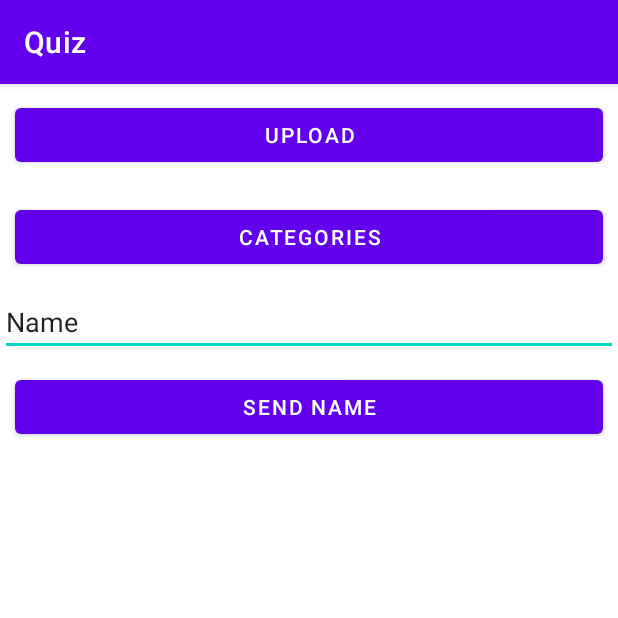
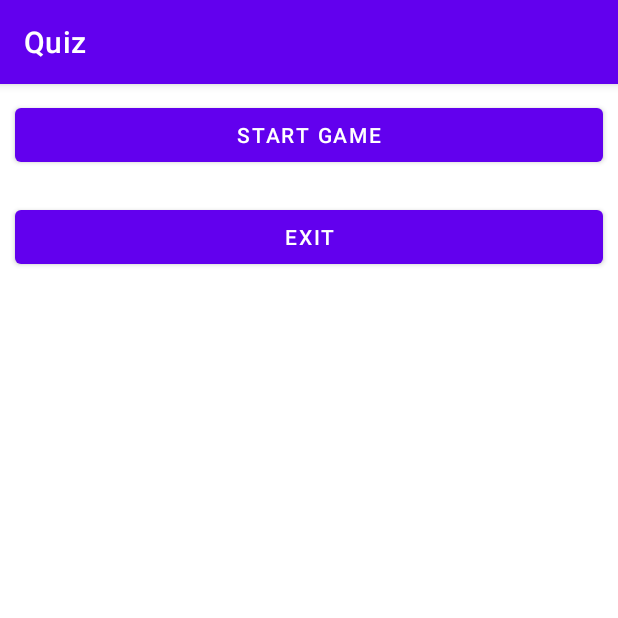
Before and after one commit to Sternstein/Quiz, an Android app: the screen it shows after launch (MainActivity), after a tap on "SEND NAME", on a phone screen of 412 x 824 dp, the top half of it. Run offline under Robolectric (Android 15) with nearby library versions, the phone set to English and light mode, and no system bars; our stand-ins replace Picasso, Room's generated code, RxJava; network calls fail; pictures from the network do not load.

Commit message:
Added fragments to the MainActivity. Changed logic of first launch.

```diff
--- a/app/build.gradle
+++ b/app/build.gradle
@@ -46,6 +46,7 @@ dependencies {
     implementation 'androidx.constraintlayout:constraintlayout:2.1.2'
     implementation 'androidx.navigation:navigation-fragment:2.3.5'
     implementation 'androidx.navigation:navigation-ui:2.3.5'
+    implementation 'androidx.legacy:legacy-support-v4:1.0.0'
     testImplementation 'junit:junit:4.+'
     androidTestImplementation 'androidx.test.ext:junit:1.1.3'
     androidTestImplementation 'androidx.test.espresso:espresso-core:3.4.0'
--- a/app/src/main/java/com/twister_ray/quiz/MainActivity.java
+++ b/app/src/main/java/com/twister_ray/quiz/MainActivity.java
@@ -2,6 +2,8 @@ package com.twister_ray.quiz;
 
 import android.Manifest;
 import android.Manifest.permission;
+import androidx.fragment.app.Fragment;
+import androidx.fragment.app.FragmentTransaction;
 import android.content.Intent;
 import android.content.pm.PackageManager;
 import android.util.Log;
@@ -31,14 +33,15 @@ public class MainActivity extends AppCompatActivity {
   private AppViewModel mAppViewModel;
   private DataLoader dataLoader;
   public static final int PERMISSION_WRITE = 0;
+  FragmentTransaction fTransaction;
+  PlayMenu playMenu;
+  PlayerRegistration playerRegistration;
   @Override
   protected void onCreate(Bundle savedInstanceState) {
     super.onCreate(savedInstanceState);
     setContentView(R.layout.activity_main);
-    final Button button1 = findViewById(R.id.button);
-    final Button categoryButton = findViewById(R.id.button2);
-    final Button sendName = findViewById(R.id.sendName);
-    final EditText editTextName = findViewById(R.id.editTextName);
+    playerRegistration = new PlayerRegistration();
+    playMenu = new PlayMenu();
     mAppViewModel = new ViewModelProvider(this).get(AppViewModel.class);
     dataLoader = new DataLoader(mAppViewModel);
     checkPermission();
@@ -48,42 +51,20 @@ public class MainActivity extends AppCompatActivity {
           @Override
           public void onSuccess(@NonNull Player player) {
             Log.d("myLog", "Settings are found " + player.getUid());
-            Intent intent = new Intent(MainActivity.this, CategoryActivity.class);
-            startActivity(intent);
+            fTransaction = getSupportFragmentManager().beginTransaction();
+            fTransaction.replace(R.id.fragmentContent, playMenu);
+            fTransaction.commit();
           }
 
           @Override
           public void onError(@NonNull Throwable e) {
-
-              Log.d("myLog", e.getMessage());
-              Log.d("myLog", "got error");
+            Log.d("myLog", e.getMessage());
+            Log.d("myLog", "got error");
+            fTransaction = getSupportFragmentManager().beginTransaction();
+            fTransaction.replace(R.id.fragmentContent, playerRegistration);
+            fTransaction.commit();
           }
         });
-
-    button1.setOnClickListener(new OnClickListener() {
-      @Override
-      public void onClick(View v) {
-        Log.d("myLog", "Start upload");
-        dataLoader.loadCategories();
-      }
-    });
-
-    categoryButton.setOnClickListener(new OnClickListener() {
-      @Override
-      public void onClick(View v) {
-        Intent intent = new Intent(MainActivity.this, CategoryActivity.class);
-        startActivity(intent);
-
-      }
-    });
-
-    sendName.setOnClickListener(new OnClickListener() {
-      @Override
-      public void onClick(View v) {
-        String name = editTextName.getText().toString();
-        dataLoader.registerPlayer(name);
-      }
-    });
   }
 
     public boolean checkPermission() {
--- /dev/null
+++ b/app/src/main/java/com/twister_ray/quiz/PlayMenu.java
@@ -0,0 +1,50 @@
+package com.twister_ray.quiz;
+
+import android.app.Activity;
+import android.content.Intent;
+import android.os.Bundle;
+import android.view.View.OnClickListener;
+import android.widget.Button;
+import androidx.fragment.app.Fragment;
+import android.view.LayoutInflater;
+import android.view.View;
+import android.view.ViewGroup;
+
+public class PlayMenu extends Fragment {
+
+
+  public PlayMenu() {
+  }
+
+  @Override
+  public void onCreate(Bundle savedInstanceState) {
+    super.onCreate(savedInstanceState);
+  }
+
+  @Override
+  public View onCreateView(LayoutInflater inflater, ViewGroup container,
+      Bundle savedInstanceState) {
+    View inflatedView = inflater.inflate(R.layout.fragment_play_menu, container, false);
+    final Button startGame = inflatedView.findViewById(R.id.startGame);
+    final Button exit = inflatedView.findViewById(R.id.exit);
+    Activity currentActivity = getActivity();
+    startGame.setOnClickListener(new OnClickListener() {
+      @Override
+      public void onClick(View v) {
+        if (currentActivity != null) {
+          Intent intent = new Intent(currentActivity, CategoryActivity.class);
+          startActivity(intent);
+        }
+      }
+    });
+    exit.setOnClickListener(new OnClickListener() {
+      @Override
+      public void onClick(View v) {
+        if (currentActivity != null){
+          currentActivity.finishAffinity();
+        }
+      }
+    });
+    return inflatedView;
+  }
+}
--- /dev/null
+++ b/app/src/main/java/com/twister_ray/quiz/PlayerRegistration.java
@@ -0,0 +1,57 @@
+package com.twister_ray.quiz;
+
+import android.app.Activity;
+import android.content.Intent;
+import android.os.Bundle;
+import android.util.Log;
+import android.view.View.OnClickListener;
+import android.widget.Button;
+import android.widget.EditText;
+import androidx.fragment.app.Fragment;
+import android.view.LayoutInflater;
+import android.view.View;
+import android.view.ViewGroup;
+import androidx.fragment.app.FragmentTransaction;
+import androidx.lifecycle.ViewModelProvider;
+
+
+public class PlayerRegistration extends Fragment {
+  private AppViewModel mAppViewModel;
+  private DataLoader dataLoader;
+  public PlayerRegistration() {
+  }
+
+
+  @Override
+  public void onCreate(Bundle savedInstanceState) {
+    super.onCreate(savedInstanceState);
+
+  }
+
+  @Override
+  public View onCreateView(LayoutInflater inflater, ViewGroup container,
+      Bundle savedInstanceState) {
+    View inflatedView = inflater.inflate(R.layout.fragment_player_registration, container, false);
+    final Button sendName = inflatedView.findViewById(R.id.sendName);
+    final EditText editTextName = inflatedView.findViewById(R.id.editTextName);
+    Activity currentActivity = getActivity();
+    if (currentActivity != null) {
+      mAppViewModel = new ViewModelProvider(getActivity()).get(AppViewModel.class);
+      dataLoader = new DataLoader(mAppViewModel);
+      sendName.setOnClickListener(new OnClickListener() {
+        @Override
+        public void onClick(View v) {
+          Log.d("myLog", "Start upload");
+          String name = editTextName.getText().toString();
+          dataLoader.registerPlayer(name);
+          dataLoader.loadCategories();
+          PlayMenu playMenu = new PlayMenu();
+          FragmentTransaction fTransaction = getActivity().getSupportFragmentManager().beginTransaction();
+          fTransaction.replace(R.id.fragmentContent, playMenu);
+          fTransaction.commit();
+        }
+      });
+    }
+    return inflatedView;
+  }
+}
--- a/app/src/main/res/layout/activity_main.xml
+++ b/app/src/main/res/layout/activity_main.xml
@@ -1,36 +1,15 @@
 <?xml version="1.0" encoding="utf-8"?>
 <LinearLayout xmlns:android="http://schemas.android.com/apk/res/android"
-  xmlns:app="http://schemas.android.com/apk/res-auto"
   xmlns:tools="http://schemas.android.com/tools"
   android:layout_width="match_parent"
   android:layout_height="match_parent"
   android:orientation="vertical"
   tools:context=".MainActivity">
 
+  <FrameLayout
+    android:id = "@+id/fragmentContent"
+    android:layout_width="match_parent"
+    android:layout_height="match_parent">
+  </FrameLayout>
 
-  <Button
-    android:id="@+id/button"
-    android:layout_margin="10dp"
-    android:layout_width="match_parent"
-    android:layout_height="wrap_content"
-    android:text="@string/upload" />
-  <Button
-    android:id="@+id/button2"
-    android:layout_margin="10dp"
-    android:layout_width="match_parent"
-    android:layout_height="wrap_content"
-    android:text="Categories" />
-  <EditText
-    android:id="@+id/editTextName"
-    android:layout_width="match_parent"
-    android:layout_height="wrap_content"
-    android:ems="10"
-    android:inputType="textPersonName"
-    android:text="Name" />
-  <Button
-    android:id="@+id/sendName"
-    android:layout_width="match_parent"
-    android:layout_height="wrap_content"
-    android:layout_margin="10dp"
-    android:text="Send name" />
 </LinearLayout>
--- /dev/null
+++ b/app/src/main/res/layout/fragment_play_menu.xml
@@ -0,0 +1,20 @@
+<?xml version="1.0" encoding="utf-8"?>
+<LinearLayout xmlns:android="http://schemas.android.com/apk/res/android"
+android:layout_width="match_parent"
+android:orientation="vertical"
+android:layout_height="match_parent">
+
+  <Button
+    android:id="@+id/startGame"
+    android:layout_width="match_parent"
+    android:layout_height="wrap_content"
+    android:layout_margin="10dp"
+    android:text="Start Game" />
+
+  <Button
+    android:id="@+id/exit"
+    android:layout_width="match_parent"
+    android:layout_height="wrap_content"
+    android:layout_margin="10dp"
+    android:text="Exit" />
+</LinearLayout>
--- /dev/null
+++ b/app/src/main/res/layout/fragment_player_registration.xml
@@ -0,0 +1,20 @@
+<?xml version="1.0" encoding="utf-8"?>
+<LinearLayout xmlns:android="http://schemas.android.com/apk/res/android"
+  android:layout_width="match_parent"
+  android:orientation="vertical"
+  android:layout_height="match_parent">
+
+  <EditText
+    android:id="@+id/editTextName"
+    android:layout_width="match_parent"
+    android:layout_height="wrap_content"
+    android:ems="10"
+    android:inputType="textPersonName"
+    android:text="" />
+  <Button
+    android:id="@+id/sendName"
+    android:layout_width="match_parent"
+    android:layout_height="wrap_content"
+    android:layout_margin="10dp"
+    android:text="Send name" />
+</LinearLayout>
--- a/app/src/main/res/values/strings.xml
+++ b/app/src/main/res/values/strings.xml
@@ -12,4 +12,6 @@
   <string name="upload">Upload</string>
   <string name="error">Error</string>
   <string name="complete">Completed</string>
+  <!-- TODO: Remove or change this placeholder text -->
+  <string name="hello_blank_fragment">Hello blank fragment</string>
 </resources>
```
